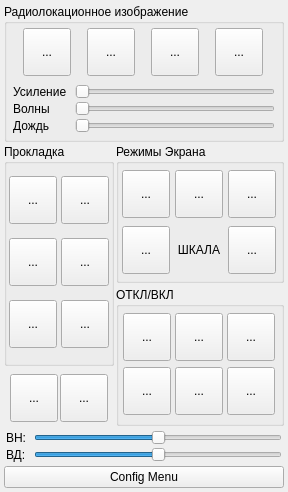
Old version of the form rlicontrolwidget.ui in the repository qt-enths/RLIDisplay.
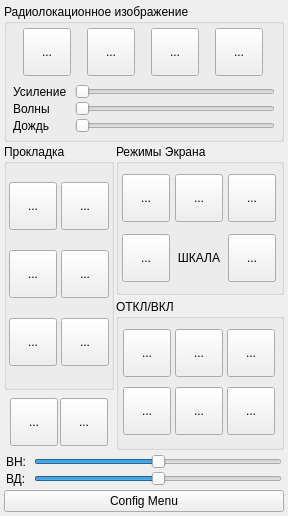
New version of the form. Icons and pictures are not drawn.

```diff
--- a/rlicontrolwidget.ui
+++ b/rlicontrolwidget.ui
@@ -7,7 +7,7 @@
     <x>0</x>
     <y>0</y>
     <width>288</width>
-    <height>492</height>
+    <height>516</height>
    </rect>
   </property>
   <property name="sizePolicy">
@@ -19,13 +19,13 @@
   <property name="minimumSize">
    <size>
     <width>288</width>
-    <height>492</height>
+    <height>516</height>
    </size>
   </property>
   <property name="maximumSize">
    <size>
     <width>292</width>
-    <height>492</height>
+    <height>516</height>
    </size>
   </property>
   <property name="windowTitle">
```
